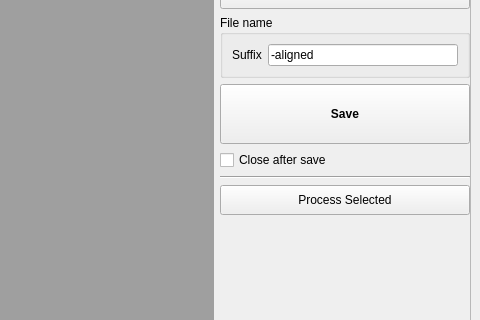
First picture: the form in Source/flim-ui/RealignmentStudio.ui, repository flimfit/Galene, before the edit; both pictures show x 765 to 1245 and y 222 to 542 of the 1245 by 703 pixel window.
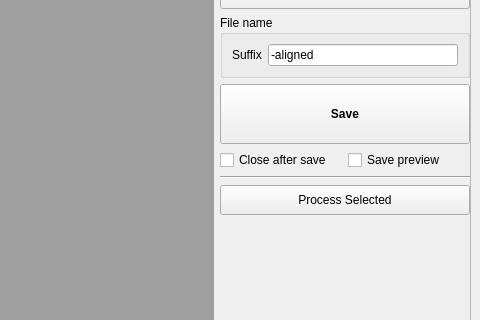
Second picture: the form after the edit. Custom widgets are drawn as their Qt base class.

Commit message: Add option to save preview image

What changed in the file:
```diff
--- a/Source/flim-ui/RealignmentStudio.ui
+++ b/Source/flim-ui/RealignmentStudio.ui
@@ -267,11 +267,25 @@
            </widget>
           </item>
           <item>
+           <layout class="QHBoxLayout" name="horizontalLayout_2">
+            <property name="topMargin">
+             <number>0</number>
+            </property>
+            <item>
            <widget class="QCheckBox" name="close_after_save_check">
             <property name="text">
              <string>Close after save</string>
             </property>
            </widget>
+            </item>
+            <item>
+             <widget class="QCheckBox" name="save_preview_check">
+              <property name="text">
+               <string>Save preview</string>
+              </property>
+             </widget>
+            </item>
+           </layout>
           </item>
           <item>
            <widget class="Line" name="line">
```
Lines whose indentation alone changed are shown as unchanged. The commit also changes 2 other files.
